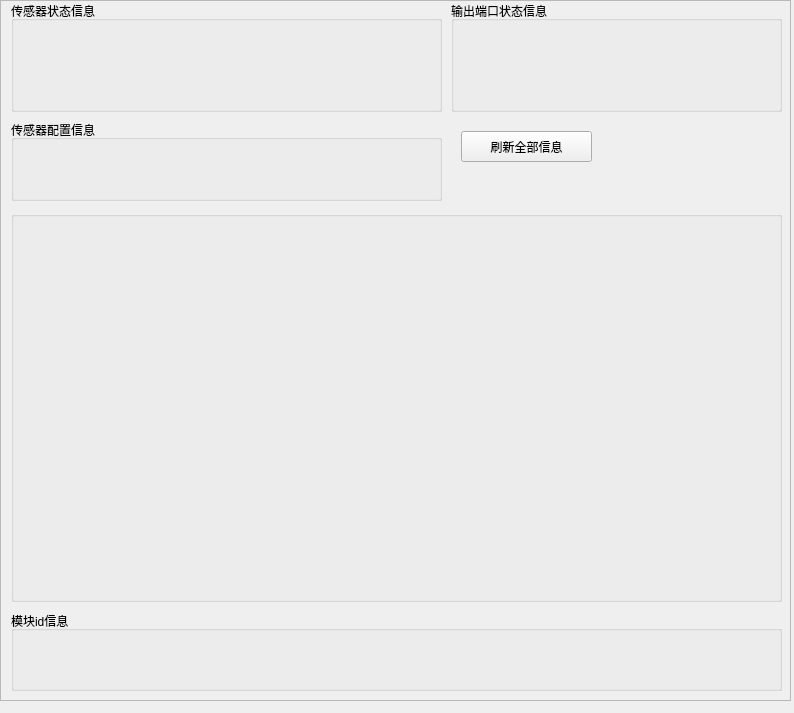
This is ui/customize_ui/tab/tab2_tab0.ui in 2950067210dqy/pyqt6_project as Qt 5 draws it before an edit. The edited form follows.
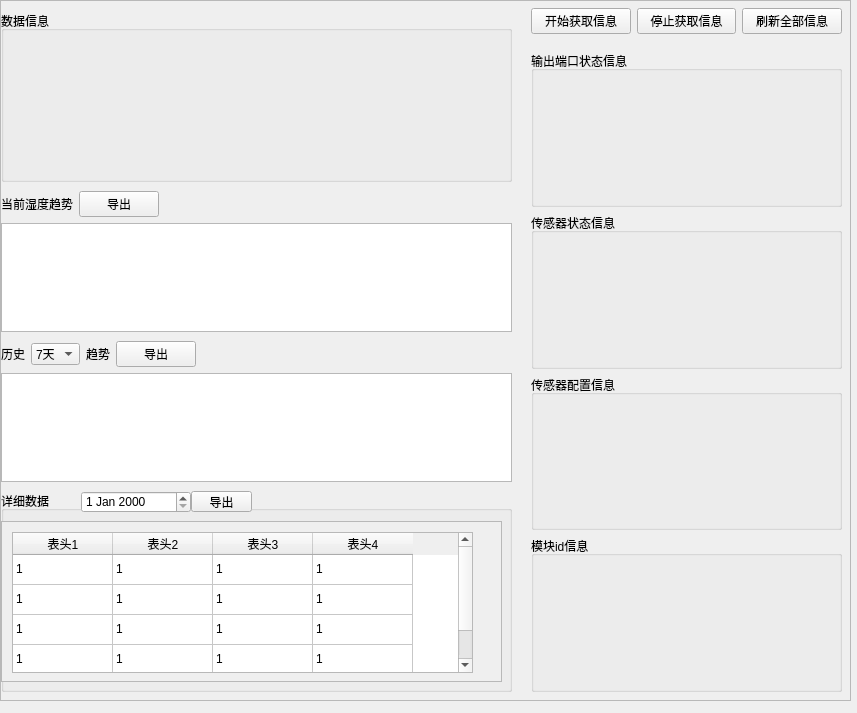
This is the edited form.

Commit message: 3.2 完成显示数据功能基本

```diff
--- a/ui/customize_ui/tab/tab2_tab0.ui
+++ b/ui/customize_ui/tab/tab2_tab0.ui
@@ -6,7 +6,7 @@
    <rect>
     <x>0</x>
     <y>0</y>
-    <width>794</width>
+    <width>857</width>
     <height>713</height>
    </rect>
   </property>
@@ -18,7 +18,7 @@
     <rect>
      <x>0</x>
      <y>0</y>
-     <width>791</width>
+     <width>851</width>
      <height>701</height>
     </rect>
    </property>
@@ -33,94 +33,24 @@
         <rect>
          <x>0</x>
          <y>0</y>
-         <width>787</width>
+         <width>847</width>
          <height>697</height>
         </rect>
        </property>
-       <widget class="QPushButton" name="refresh">
-        <property name="geometry">
-         <rect>
-          <x>460</x>
-          <y>130</y>
-          <width>131</width>
-          <height>31</height>
-         </rect>
-        </property>
-        <property name="text">
-         <string>刷新全部信息</string>
-        </property>
-       </widget>
-       <widget class="QWidget" name="verticalLayoutWidget">
-        <property name="geometry">
-         <rect>
-          <x>450</x>
-          <y>0</y>
-          <width>331</width>
-          <height>111</height>
-         </rect>
-        </property>
-        <layout class="QVBoxLayout" name="function_01_layout">
-         <item>
-          <widget class="QGroupBox" name="function_01">
-           <property name="title">
-            <string>输出端口状态信息</string>
-           </property>
-          </widget>
-         </item>
-        </layout>
-       </widget>
-       <widget class="QWidget" name="verticalLayoutWidget_2">
-        <property name="geometry">
-         <rect>
-          <x>10</x>
-          <y>0</y>
-          <width>431</width>
-          <height>111</height>
-         </rect>
-        </property>
-        <layout class="QVBoxLayout" name="function_02_layout">
-         <item>
-          <widget class="QGroupBox" name="function_02">
-           <property name="title">
-            <string>传感器状态信息</string>
-           </property>
-          </widget>
-         </item>
-        </layout>
-       </widget>
-       <widget class="QWidget" name="verticalLayoutWidget_3">
-        <property name="geometry">
-         <rect>
-          <x>10</x>
-          <y>119</y>
-          <width>431</width>
-          <height>81</height>
-         </rect>
-        </property>
-        <layout class="QVBoxLayout" name="function_03_layout">
-         <item>
-          <widget class="QGroupBox" name="function_03">
-           <property name="title">
-            <string>传感器配置信息</string>
-           </property>
-          </widget>
-         </item>
-        </layout>
-       </widget>
        <widget class="QWidget" name="verticalLayoutWidget_5">
         <property name="geometry">
          <rect>
-          <x>10</x>
-          <y>210</y>
-          <width>771</width>
-          <height>391</height>
+          <x>0</x>
+          <y>10</y>
+          <width>511</width>
+          <height>171</height>
          </rect>
         </property>
         <layout class="QVBoxLayout" name="function_04_layout">
          <item>
           <widget class="QGroupBox" name="function_04">
            <property name="title">
-            <string/>
+            <string>数据信息</string>
            </property>
           </widget>
          </item>
@@ -129,17 +59,461 @@
        <widget class="QWidget" name="verticalLayoutWidget_6">
         <property name="geometry">
          <rect>
-          <x>10</x>
-          <y>610</y>
-          <width>771</width>
-          <height>80</height>
+          <x>0</x>
+          <y>340</y>
+          <width>511</width>
+          <height>141</height>
          </rect>
         </property>
-        <layout class="QVBoxLayout" name="function_11_layout">
+        <layout class="QVBoxLayout" name="verticalLayout">
+         <property name="topMargin">
+          <number>0</number>
+         </property>
          <item>
-          <widget class="QGroupBox" name="function_11">
+          <layout class="QHBoxLayout" name="horizontalLayout_5">
+           <item>
+            <widget class="QLabel" name="history_label1_2">
+             <property name="text">
+              <string>历史</string>
+             </property>
+            </widget>
+           </item>
+           <item>
+            <widget class="QComboBox" name="history_combox_2">
+             <item>
+              <property name="text">
+               <string>7天</string>
+              </property>
+             </item>
+             <item>
+              <property name="text">
+               <string>3天</string>
+              </property>
+             </item>
+             <item>
+              <property name="text">
+               <string>1天</string>
+              </property>
+             </item>
+            </widget>
+           </item>
+           <item>
+            <widget class="QLabel" name="history_label2_2">
+             <property name="text">
+              <string>趋势</string>
+             </property>
+            </widget>
+           </item>
+           <item>
+            <widget class="QPushButton" name="export_history_btn_2">
+             <property name="text">
+              <string>导出</string>
+             </property>
+            </widget>
+           </item>
+           <item>
+            <spacer name="horizontalSpacer">
+             <property name="orientation">
+              <enum>Qt::Horizontal</enum>
+             </property>
+             <property name="sizeType">
+              <enum>QSizePolicy::Expanding</enum>
+             </property>
+             <property name="sizeHint" stdset="0">
+              <size>
+               <width>40</width>
+               <height>20</height>
+              </size>
+             </property>
+            </spacer>
+           </item>
+          </layout>
+         </item>
+         <item>
+          <layout class="QHBoxLayout" name="horizontalLayout_4">
+           <item>
+            <widget class="QGraphicsView" name="history_charts_2">
+             <property name="styleSheet">
+              <string notr="true"/>
+             </property>
+            </widget>
+           </item>
+          </layout>
+         </item>
+        </layout>
+       </widget>
+       <widget class="QWidget" name="verticalLayoutWidget_8">
+        <property name="geometry">
+         <rect>
+          <x>0</x>
+          <y>490</y>
+          <width>511</width>
+          <height>201</height>
+         </rect>
+        </property>
+        <layout class="QVBoxLayout" name="verticalLayout_2">
+         <item>
+          <widget class="QGroupBox" name="detaildata_groupbox_2">
+           <property name="styleSheet">
+            <string notr="true"/>
+           </property>
            <property name="title">
-            <string>模块id信息</string>
+            <string>详细数据</string>
+           </property>
+           <property name="flat">
+            <bool>false</bool>
+           </property>
+           <widget class="QScrollArea" name="detaildata_scroll_2">
+            <property name="geometry">
+             <rect>
+              <x>0</x>
+              <y>30</y>
+              <width>501</width>
+              <height>161</height>
+             </rect>
+            </property>
+            <property name="widgetResizable">
+             <bool>true</bool>
+            </property>
+            <widget class="QWidget" name="detaildata_scroll_content_2">
+             <property name="geometry">
+              <rect>
+               <x>0</x>
+               <y>0</y>
+               <width>499</width>
+               <height>159</height>
+              </rect>
+             </property>
+             <widget class="QTableWidget" name="detaildata_table_2">
+              <property name="geometry">
+               <rect>
+                <x>10</x>
+                <y>10</y>
+                <width>461</width>
+                <height>141</height>
+               </rect>
+              </property>
+              <property name="styleSheet">
+               <string notr="true"/>
+              </property>
+              <property name="selectionMode">
+               <enum>QAbstractItemView::NoSelection</enum>
+              </property>
+              <property name="selectionBehavior">
+               <enum>QAbstractItemView::SelectItems</enum>
+              </property>
+              <property name="sortingEnabled">
+               <bool>true</bool>
+              </property>
+              <attribute name="horizontalHeaderVisible">
+               <bool>true</bool>
+              </attribute>
+              <attribute name="horizontalHeaderHighlightSections">
+               <bool>true</bool>
+              </attribute>
+              <attribute name="verticalHeaderVisible">
+               <bool>false</bool>
+              </attribute>
+              <row>
+               <property name="text">
+                <string/>
+               </property>
+              </row>
+              <row>
+               <property name="text">
+                <string/>
+               </property>
+              </row>
+              <row>
+               <property name="text">
+                <string/>
+               </property>
+              </row>
+              <row>
+               <property name="text">
+                <string/>
+               </property>
+              </row>
+              <column>
+               <property name="text">
+                <string>表头1</string>
+               </property>
+              </column>
+              <column>
+               <property name="text">
+                <string>表头2</string>
+               </property>
+              </column>
+              <column>
+               <property name="text">
+                <string>表头3</string>
+               </property>
+              </column>
+              <column>
+               <property name="text">
+                <string>表头4</string>
+               </property>
+              </column>
+              <item row="0" column="0">
+               <property name="text">
+                <string>1</string>
+               </property>
+              </item>
+              <item row="0" column="1">
+               <property name="text">
+                <string>1</string>
+               </property>
+              </item>
+              <item row="0" column="2">
+               <property name="text">
+                <string>1</string>
+               </property>
+              </item>
+              <item row="0" column="3">
+               <property name="text">
+                <string>1</string>
+               </property>
+              </item>
+              <item row="1" column="0">
+               <property name="text">
+                <string>1</string>
+               </property>
+              </item>
+              <item row="1" column="1">
+               <property name="text">
+                <string>1</string>
+               </property>
+              </item>
+              <item row="1" column="2">
+               <property name="text">
+                <string>1</string>
+               </property>
+              </item>
+              <item row="1" column="3">
+               <property name="text">
+                <string>1</string>
+               </property>
+              </item>
+              <item row="2" column="0">
+               <property name="text">
+                <string>1</string>
+               </property>
+              </item>
+              <item row="2" column="1">
+               <property name="text">
+                <string>1</string>
+               </property>
+              </item>
+              <item row="2" column="2">
+               <property name="text">
+                <string>1</string>
+               </property>
+              </item>
+              <item row="2" column="3">
+               <property name="text">
+                <string>1</string>
+               </property>
+              </item>
+              <item row="3" column="0">
+               <property name="text">
+                <string>1</string>
+               </property>
+              </item>
+              <item row="3" column="1">
+               <property name="text">
+                <string>1</string>
+               </property>
+              </item>
+              <item row="3" column="2">
+               <property name="text">
+                <string>1</string>
+               </property>
+              </item>
+              <item row="3" column="3">
+               <property name="text">
+                <string>1</string>
+               </property>
+              </item>
+             </widget>
+            </widget>
+           </widget>
+           <widget class="QDateEdit" name="detaildata_dateEdit_2">
+            <property name="geometry">
+             <rect>
+              <x>80</x>
+              <y>0</y>
+              <width>110</width>
+              <height>22</height>
+             </rect>
+            </property>
+           </widget>
+           <widget class="QPushButton" name="export_detaildata_btn_2">
+            <property name="geometry">
+             <rect>
+              <x>190</x>
+              <y>0</y>
+              <width>61</width>
+              <height>21</height>
+             </rect>
+            </property>
+            <property name="text">
+             <string>导出</string>
+            </property>
+           </widget>
+          </widget>
+         </item>
+        </layout>
+       </widget>
+       <widget class="QWidget" name="verticalLayoutWidget_9">
+        <property name="geometry">
+         <rect>
+          <x>0</x>
+          <y>190</y>
+          <width>511</width>
+          <height>141</height>
+         </rect>
+        </property>
+        <layout class="QVBoxLayout" name="verticalLayout_3">
+         <property name="topMargin">
+          <number>0</number>
+         </property>
+         <item>
+          <layout class="QHBoxLayout" name="horizontalLayout_6">
+           <item>
+            <widget class="QLabel" name="nowdata_trend_label">
+             <property name="text">
+              <string>当前湿度趋势</string>
+             </property>
+            </widget>
+           </item>
+           <item>
+            <widget class="QPushButton" name="export_alldata_btn_2">
+             <property name="text">
+              <string>导出</string>
+             </property>
+            </widget>
+           </item>
+           <item>
+            <spacer name="horizontalSpacer_2">
+             <property name="orientation">
+              <enum>Qt::Horizontal</enum>
+             </property>
+             <property name="sizeHint" stdset="0">
+              <size>
+               <width>40</width>
+               <height>20</height>
+              </size>
+             </property>
+            </spacer>
+           </item>
+          </layout>
+         </item>
+         <item>
+          <layout class="QHBoxLayout" name="horizontalLayout_2">
+           <item>
+            <widget class="QGraphicsView" name="nowdata_trend_charts">
+             <property name="styleSheet">
+              <string notr="true"/>
+             </property>
+            </widget>
+           </item>
+          </layout>
+         </item>
+        </layout>
+       </widget>
+       <widget class="QWidget" name="verticalLayoutWidget_10">
+        <property name="geometry">
+         <rect>
+          <x>530</x>
+          <y>50</y>
+          <width>311</width>
+          <height>641</height>
+         </rect>
+        </property>
+        <layout class="QVBoxLayout" name="verticalLayout_4">
+         <property name="topMargin">
+          <number>0</number>
+         </property>
+         <property name="rightMargin">
+          <number>0</number>
+         </property>
+         <item>
+          <layout class="QVBoxLayout" name="function_01_layout">
+           <item>
+            <widget class="QGroupBox" name="function_01">
+             <property name="title">
+              <string>输出端口状态信息</string>
+             </property>
+            </widget>
+           </item>
+          </layout>
+         </item>
+         <item>
+          <layout class="QVBoxLayout" name="function_02_layout">
+           <item>
+            <widget class="QGroupBox" name="function_02">
+             <property name="title">
+              <string>传感器状态信息</string>
+             </property>
+            </widget>
+           </item>
+          </layout>
+         </item>
+         <item>
+          <layout class="QVBoxLayout" name="function_03_layout">
+           <item>
+            <widget class="QGroupBox" name="function_03">
+             <property name="title">
+              <string>传感器配置信息</string>
+             </property>
+            </widget>
+           </item>
+          </layout>
+         </item>
+         <item>
+          <layout class="QVBoxLayout" name="function_11_layout">
+           <item>
+            <widget class="QGroupBox" name="function_11">
+             <property name="title">
+              <string>模块id信息</string>
+             </property>
+            </widget>
+           </item>
+          </layout>
+         </item>
+        </layout>
+       </widget>
+       <widget class="QWidget" name="horizontalLayoutWidget">
+        <property name="geometry">
+         <rect>
+          <x>530</x>
+          <y>0</y>
+          <width>311</width>
+          <height>41</height>
+         </rect>
+        </property>
+        <layout class="QHBoxLayout" name="horizontalLayout">
+         <property name="leftMargin">
+          <number>0</number>
+         </property>
+         <item>
+          <widget class="QPushButton" name="start">
+           <property name="text">
+            <string>开始获取信息</string>
+           </property>
+          </widget>
+         </item>
+         <item>
+          <widget class="QPushButton" name="stop">
+           <property name="text">
+            <string>停止获取信息</string>
+           </property>
+          </widget>
+         </item>
+         <item>
+          <widget class="QPushButton" name="refresh">
+           <property name="text">
+            <string>刷新全部信息</string>
            </property>
           </widget>
          </item>
```
Left out of the diff: 2 changed lines with no effect on the pictures. The commit also changes 25 other files.
